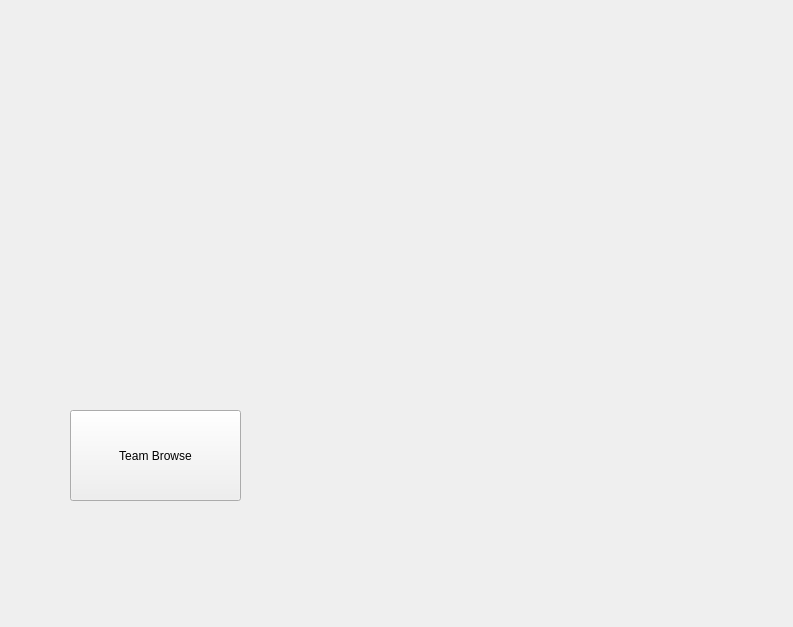
This is src/hub/hub.ui in ZacharyOllivierre/Project-2 as Qt 5 draws it before an edit. The edited form follows.
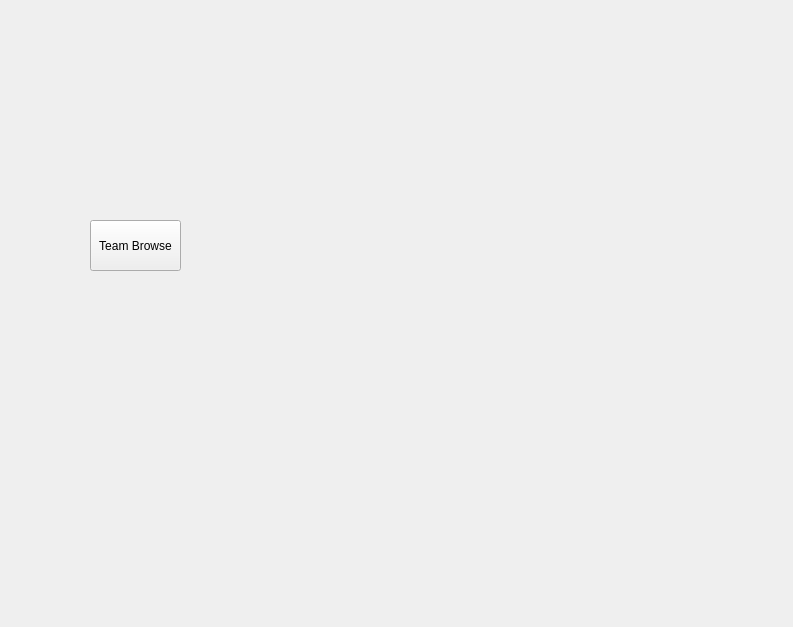
This is the edited form.

The edit to the form file:
```diff
--- a/src/hub/hub.ui
+++ b/src/hub/hub.ui
@@ -13,18 +13,43 @@
   <property name="windowTitle">
    <string>Form</string>
   </property>
-  <widget class="QPushButton" name="buttonTeamBrowse">
+  <widget class="QStackedWidget" name="stackedWidget">
+   <property name="geometry">
+    <rect>
+     <x>380</x>
+     <y>10</y>
+     <width>391</width>
+     <height>611</height>
+    </rect>
+   </property>
+   <property name="currentIndex">
+    <number>1</number>
+   </property>
+   <widget class="QWidget" name="pageHome"/>
+   <widget class="QWidget" name="pageBrowse"/>
+  </widget>
+  <widget class="QWidget" name="widgetButtons" native="true">
    <property name="geometry">
     <rect>
      <x>70</x>
-     <y>410</y>
-     <width>171</width>
-     <height>91</height>
+     <y>210</y>
+     <width>120</width>
+     <height>80</height>
     </rect>
    </property>
-   <property name="text">
-    <string>Team Browse</string>
-   </property>
+   <widget class="QPushButton" name="buttonTeamBrowse">
+    <property name="geometry">
+     <rect>
+      <x>20</x>
+      <y>10</y>
+      <width>91</width>
+      <height>51</height>
+     </rect>
+    </property>
+    <property name="text">
+     <string>Team Browse</string>
+    </property>
+   </widget>
   </widget>
  </widget>
  <resources/>
```
Left out of the diff: 21 changed lines with no effect on the pictures.
